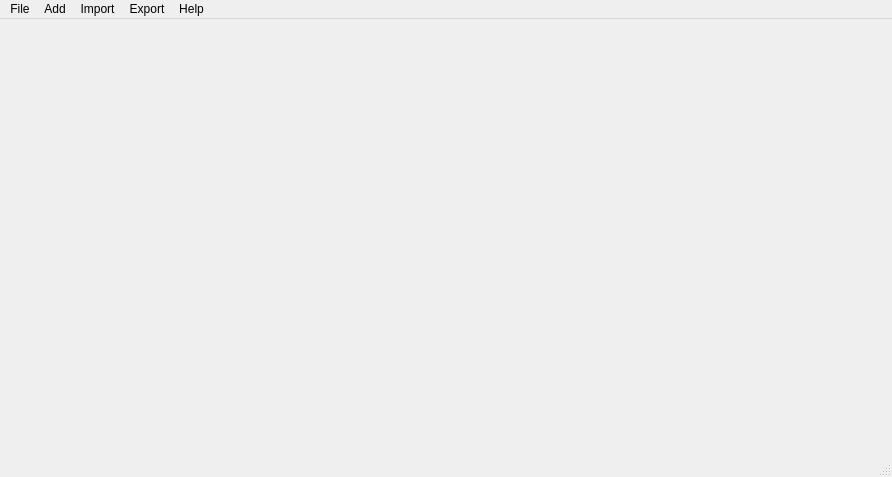
This is plot_tool/designer/window/window_ui.ui in grupo-tc-volcan/plot-tool as Qt 5 draws it before an edit. The edited form follows.
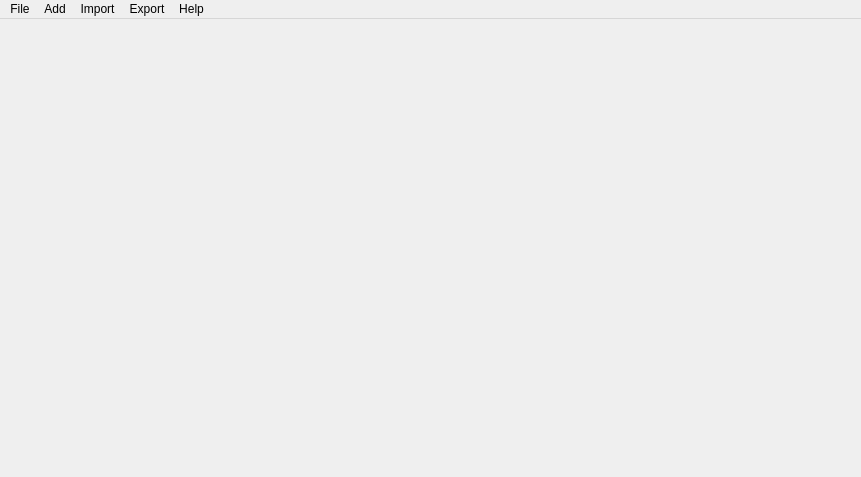
This is the edited form.

Commit message: Matplotlib some view tests

```diff
--- a/plot_tool/designer/window/window_ui.ui
+++ b/plot_tool/designer/window/window_ui.ui
@@ -6,7 +6,7 @@
    <rect>
     <x>0</x>
     <y>0</y>
-    <width>892</width>
+    <width>861</width>
     <height>477</height>
    </rect>
   </property>
@@ -19,7 +19,7 @@
     <rect>
      <x>0</x>
      <y>0</y>
-     <width>892</width>
+     <width>861</width>
      <height>21</height>
     </rect>
    </property>
@@ -81,7 +81,6 @@
    <addaction name="menuExport"/>
    <addaction name="menuAbout"/>
   </widget>
-  <widget class="QStatusBar" name="statusbar"/>
   <action name="actionas_Image">
    <property name="text">
     <string>as Image...</string>
```
The commit also changes 2 other files.
